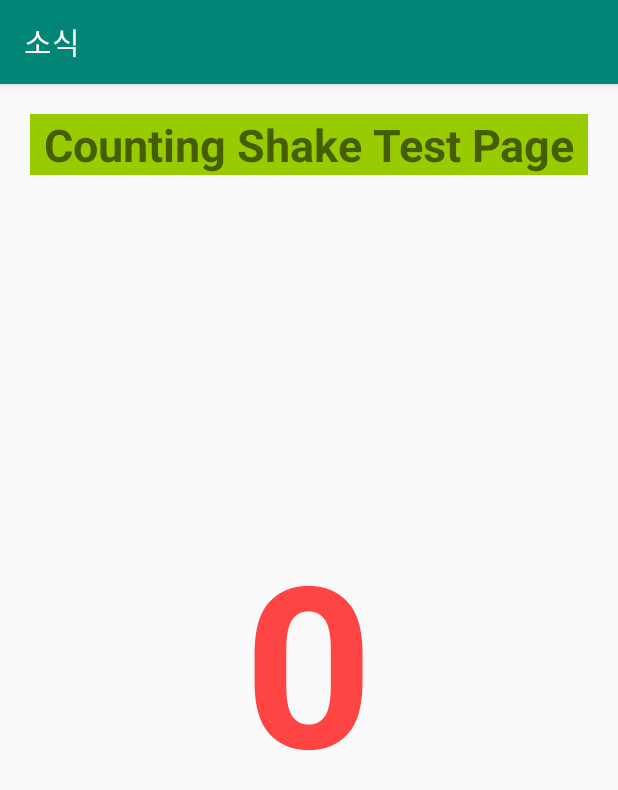
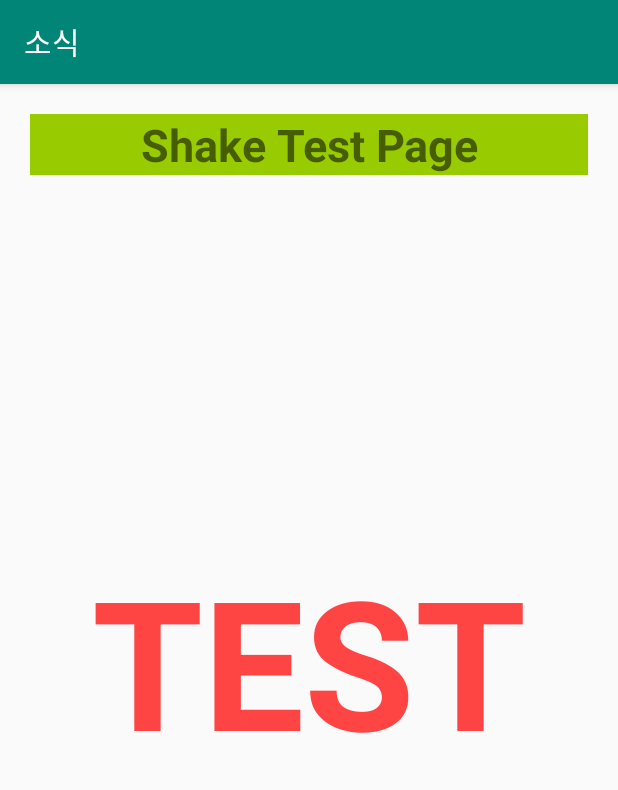
Before and after one commit to GhillieSuit/SoSik, an Android app: the screen it shows after launch (MainActivity), on a phone screen of 412 x 824 dp. Shown: the top 790 px of the screen. Run offline under Robolectric (Android 15) with nearby library versions, the phone set to English and light mode, and no system bars.

Commit message:
Initial commit

```diff
--- a/app/src/main/java/com/example/sosik/MainActivity.java
+++ b/app/src/main/java/com/example/sosik/MainActivity.java
@@ -4,19 +4,15 @@ import androidx.appcompat.app.AppCompatActivity;
 
 import android.content.Intent;
 import android.os.Bundle;
-import android.widget.TextView;
 
 public class MainActivity extends AppCompatActivity {
 
-    TextView objTV_CountingShake;
     private static boolean activityTop;
 
     @Override
     protected void onCreate(Bundle savedInstanceState) {
         super.onCreate(savedInstanceState);
         setContentView(R.layout.activity_main);
-
-        objTV_CountingShake = (TextView) findViewById(R.id.txtCountingShake);
 
         Intent serviceIntent = new Intent(getApplicationContext(), MyService.class);
         startService(serviceIntent);
--- a/app/src/main/res/layout/activity_main.xml
+++ b/app/src/main/res/layout/activity_main.xml
@@ -5,23 +5,23 @@
     android:layout_margin="20dp">
 
     <TextView
-        android:text="Counting Shake Test Page"
+        android:text="Shake Test Page"
         android:layout_width="match_parent"
         android:layout_height="wrap_content"
-        android:id="@+id/txtTitle_CountingShake"
+        android:id="@+id/txtTitle_ShakeTest"
         android:textAlignment="center"
         android:textSize="30sp"
         android:textStyle="normal|bold"
         android:background="@android:color/holo_green_light" />
 
     <TextView
-        android:text="0"
+        android:text="TEST"
         android:layout_width="wrap_content"
         android:layout_height="wrap_content"
         android:layout_centerInParent="true"
-        android:id="@+id/txtCountingShake"
+        android:id="@+id/txtShake"
         android:textAlignment="center"
-        android:textSize="150sp"
+        android:textSize="120sp"
         android:textColor="@android:color/holo_red_light"
         android:textStyle="normal|bold" />
 
```
Also changed, not shown: app/src/main/java/com/example/sosik/MyService.java (+3 -11 lines).
